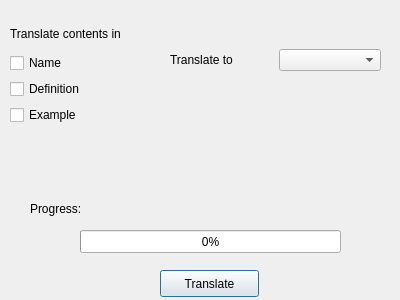
The window that design/translate.ui (kokimame/joytan) describes before a commit, drawn with Qt 5.
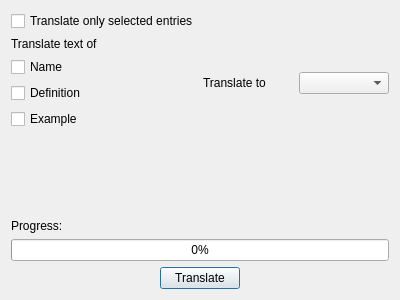
The same window after the commit.

Commit message: Option to translate only selected entries

```diff
--- a/design/translate.ui
+++ b/design/translate.ui
@@ -13,27 +13,27 @@
   <property name="windowTitle">
    <string>Translation Setting</string>
   </property>
-  <widget class="QWidget" name="verticalLayoutWidget_2">
-   <property name="geometry">
-    <rect>
-     <x>10</x>
-     <y>20</y>
-     <width>151</width>
-     <height>105</height>
-    </rect>
-   </property>
    <layout class="QVBoxLayout" name="verticalLayout_2">
     <item>
-     <widget class="QLabel" name="label">
+    <widget class="QCheckBox" name="onlyCheck">
       <property name="text">
-       <string>Translate contents in</string>
+      <string>Translate only selected entries</string>
       </property>
      </widget>
     </item>
     <item>
-     <layout class="QVBoxLayout" name="verticalLayout">
+    <layout class="QHBoxLayout" name="horizontalLayout">
       <item>
-       <widget class="QCheckBox" name="nameCheck">
+      <layout class="QVBoxLayout" name="verticalLayout_5">
+       <item>
+        <widget class="QLabel" name="label_2">
+         <property name="text">
+          <string>Translate text of</string>
+         </property>
+        </widget>
+       </item>
+       <item>
+        <widget class="QCheckBox" name="nameCheck_2">
         <property name="text">
          <string>Name</string>
         </property>
@@ -43,14 +43,14 @@
        </widget>
       </item>
       <item>
-       <widget class="QCheckBox" name="defCheck">
+        <widget class="QCheckBox" name="defCheck_2">
         <property name="text">
          <string>Definition</string>
         </property>
        </widget>
       </item>
       <item>
-       <widget class="QCheckBox" name="exCheck">
+        <widget class="QCheckBox" name="exCheck_2">
         <property name="text">
          <string>Example</string>
         </property>
@@ -58,20 +58,10 @@
       </item>
      </layout>
     </item>
-   </layout>
-  </widget>
-  <widget class="QWidget" name="horizontalLayoutWidget">
-   <property name="geometry">
-    <rect>
-     <x>170</x>
-     <y>20</y>
-     <width>211</width>
-     <height>80</height>
-    </rect>
-   </property>
-   <layout class="QHBoxLayout" name="horizontalLayout">
     <item>
-     <widget class="QLabel" name="label_2">
+      <layout class="QHBoxLayout" name="horizontalLayout_2">
+       <item>
+        <widget class="QLabel" name="label_4">
       <property name="text">
        <string>Translate to</string>
       </property>
@@ -81,62 +71,88 @@
      <widget class="QComboBox" name="langCombo"/>
     </item>
    </layout>
-  </widget>
-  <widget class="QPushButton" name="startButton">
-   <property name="geometry">
-    <rect>
-     <x>160</x>
-     <y>270</y>
-     <width>99</width>
-     <height>27</height>
-    </rect>
-   </property>
-   <property name="text">
-    <string>Translate</string>
-   </property>
-   <property name="default">
-    <bool>true</bool>
-   </property>
-  </widget>
-  <widget class="QProgressBar" name="progressBar">
-   <property name="geometry">
-    <rect>
-     <x>80</x>
-     <y>230</y>
-     <width>261</width>
-     <height>23</height>
-    </rect>
-   </property>
-   <property name="value">
-    <number>0</number>
-   </property>
-  </widget>
+     </item>
+    </layout>
+   </item>
+   <item>
+    <spacer name="verticalSpacer">
+     <property name="orientation">
+      <enum>Qt::Vertical</enum>
+     </property>
+     <property name="sizeHint" stdset="0">
+      <size>
+       <width>20</width>
+       <height>40</height>
+      </size>
+     </property>
+    </spacer>
+   </item>
+   <item>
+    <layout class="QHBoxLayout" name="horizontalLayout_3">
+     <item>
   <widget class="QLabel" name="label_3">
-   <property name="geometry">
-    <rect>
-     <x>30</x>
-     <y>200</y>
-     <width>67</width>
-     <height>17</height>
-    </rect>
-   </property>
    <property name="text">
     <string>Progress:</string>
    </property>
   </widget>
+     </item>
+     <item>
   <widget class="QLabel" name="pgMsg">
-   <property name="geometry">
-    <rect>
-     <x>100</x>
-     <y>200</y>
-     <width>281</width>
-     <height>17</height>
-    </rect>
-   </property>
    <property name="text">
     <string/>
    </property>
   </widget>
+     </item>
+    </layout>
+   </item>
+   <item>
+    <widget class="QProgressBar" name="progressBar">
+     <property name="value">
+      <number>0</number>
+     </property>
+    </widget>
+   </item>
+   <item>
+    <layout class="QHBoxLayout" name="horizontalLayout_4">
+     <item>
+      <spacer name="horizontalSpacer">
+       <property name="orientation">
+        <enum>Qt::Horizontal</enum>
+       </property>
+       <property name="sizeHint" stdset="0">
+        <size>
+         <width>40</width>
+         <height>20</height>
+        </size>
+       </property>
+      </spacer>
+     </item>
+     <item>
+      <widget class="QPushButton" name="startButton">
+       <property name="text">
+        <string>Translate</string>
+       </property>
+       <property name="default">
+        <bool>true</bool>
+       </property>
+      </widget>
+     </item>
+     <item>
+      <spacer name="horizontalSpacer_2">
+       <property name="orientation">
+        <enum>Qt::Horizontal</enum>
+       </property>
+       <property name="sizeHint" stdset="0">
+        <size>
+         <width>40</width>
+         <height>20</height>
+        </size>
+       </property>
+      </spacer>
+     </item>
+    </layout>
+   </item>
+  </layout>
  </widget>
  <resources/>
  <connections/>
```
Lines whose indentation alone changed are shown as unchanged. The commit also changes 5 other files.
